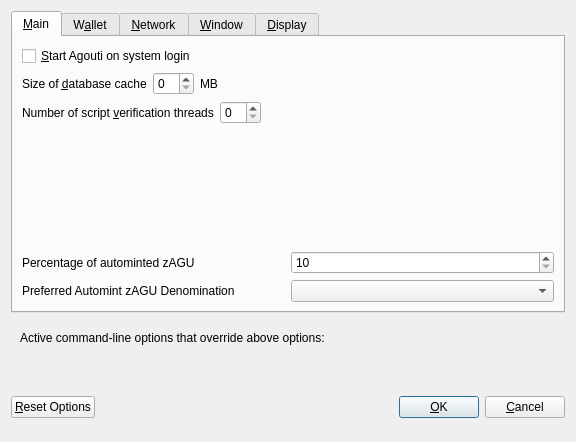
Qt form src/qt/forms/optionsdialog.ui (AgoutiCoin/agouti) before a commit.
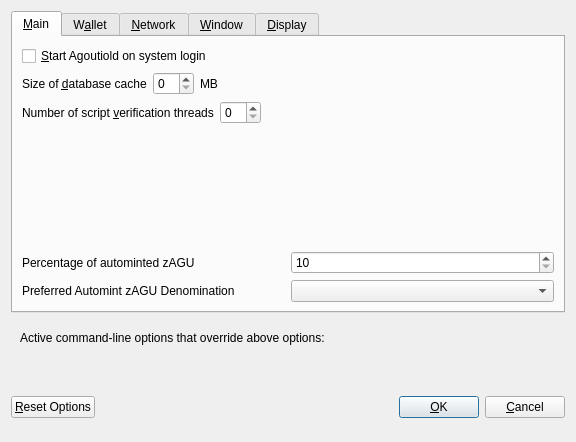
The same form after that commit. Custom widgets are drawn as their Qt base class.

Commit message:
Preparing for retiring agouti1 1
Agouti rebranded to AgoutiOld

```diff
--- a/src/qt/forms/optionsdialog.ui
+++ b/src/qt/forms/optionsdialog.ui
@@ -33,7 +33,7 @@
           <string>Automatically start Agouti after logging in to the system.</string>
          </property>
          <property name="text">
-          <string>&amp;Start Agouti on system login</string>
+          <string>&amp;Start Agoutiold on system login</string>
          </property>
         </widget>
        </item>
```
Left out of the diff: 10 changed lines with no effect on the pictures. The commit also changes 326 other files.
